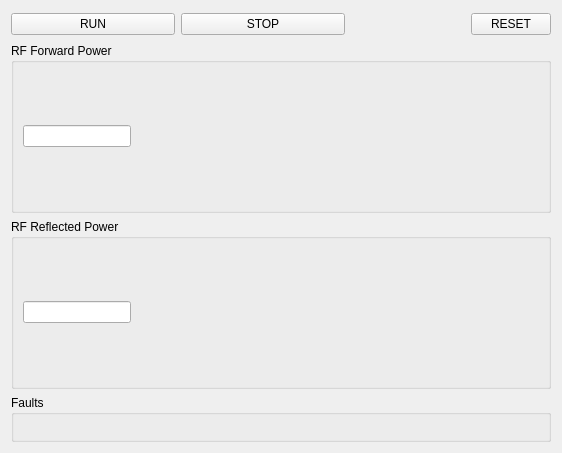
Before: the Qt Designer form rkAmpGAApp/op/ui/GA11242BW200.ui in slac-epics/rkAmpGA, drawn with Qt 5.
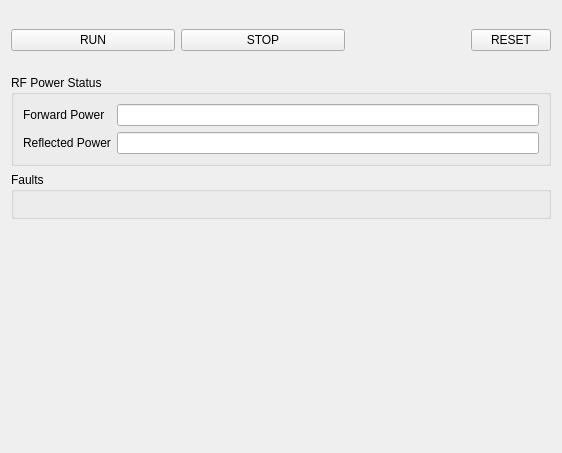
After: the same form once the commit is applied. Custom widgets are drawn as their Qt base class.

Commit message: FIX: forward power and reflected power are read-only

The edit to the form file:
```diff
--- a/rkAmpGAApp/op/ui/GA11242BW200.ui
+++ b/rkAmpGAApp/op/ui/GA11242BW200.ui
@@ -13,9 +13,15 @@
   <property name="windowTitle">
    <string>R&amp;K GA11424BW200-5757RP</string>
   </property>
-  <layout class="QVBoxLayout" name="verticalLayout" stretch="1,2,2,0">
+  <layout class="QVBoxLayout" name="verticalLayout" stretch="0,0,0,1">
    <item>
     <layout class="QHBoxLayout" name="horizontalLayout" stretch="2,2,0,1,0">
+     <property name="topMargin">
+      <number>16</number>
+     </property>
+     <property name="bottomMargin">
+      <number>16</number>
+     </property>
      <item>
       <widget class="PyDMPushButton" name="PyDMPushButton">
        <property name="toolTip">
@@ -125,66 +131,42 @@
    <item>
     <widget class="QGroupBox" name="horizontalGroupBox_2">
      <property name="title">
-      <string>RF Forward Power</string>
+      <string>RF Power Status</string>
      </property>
-     <layout class="QHBoxLayout" name="horizontalLayout_2" stretch="0,1">
-      <property name="sizeConstraint">
-       <enum>QLayout::SetDefaultConstraint</enum>
-      </property>
-      <item>
+     <layout class="QFormLayout" name="formLayout">
+      <item row="0" column="0">
+       <widget class="QLabel" name="label_2">
+        <property name="text">
+         <string>Forward Power</string>
+        </property>
+       </widget>
+      </item>
+      <item row="0" column="1">
        <widget class="PyDMLineEdit" name="PyDMLineEdit">
         <property name="toolTip">
          <string/>
         </property>
-        <property name="text">
-         <string/>
-        </property>
-        <property name="channel" stdset="0">
-         <string>ca://${P}SSSB_RF_OUT_PWR_SET</string>
-        </property>
-       </widget>
-      </item>
-      <item>
-       <widget class="PyDMScaleIndicator" name="PyDMScaleIndicator">
-        <property name="toolTip">
-         <string/>
-        </property>
-        <property name="showUnits" stdset="0">
+        <property name="readOnly">
          <bool>true</bool>
         </property>
         <property name="channel" stdset="0">
          <string>ca://${P}SSSB_RF_OUT_PWR</string>
         </property>
-        <property name="barIndicator" stdset="0">
-         <bool>false</bool>
+       </widget>
+      </item>
+      <item row="1" column="0">
+       <widget class="QLabel" name="label_3">
+        <property name="text">
+         <string>Reflected Power</string>
         </property>
        </widget>
       </item>
-     </layout>
-    </widget>
-   </item>
-   <item>
-    <widget class="QGroupBox" name="horizontalGroupBox_2">
-     <property name="title">
-      <string>RF Reflected Power</string>
-     </property>
-     <layout class="QHBoxLayout" name="horizontalLayout_3" stretch="0,1">
-      <item>
+      <item row="1" column="1">
        <widget class="PyDMLineEdit" name="PyDMLineEdit_2">
         <property name="toolTip">
          <string/>
         </property>
-        <property name="channel" stdset="0">
-         <string>ca://${P}SSSB_RF_RFLCT_PWR_SET</string>
-        </property>
-       </widget>
-      </item>
-      <item>
-       <widget class="PyDMScaleIndicator" name="PyDMScaleIndicator_2">
-        <property name="toolTip">
-         <string/>
-        </property>
-        <property name="showUnits" stdset="0">
+        <property name="readOnly">
          <bool>true</bool>
         </property>
         <property name="channel" stdset="0">
@@ -414,6 +396,19 @@
      </layout>
     </widget>
    </item>
+   <item>
+    <spacer name="verticalSpacer">
+     <property name="orientation">
+      <enum>Qt::Vertical</enum>
+     </property>
+     <property name="sizeHint" stdset="0">
+      <size>
+       <width>20</width>
+       <height>40</height>
+      </size>
+     </property>
+    </spacer>
+   </item>
   </layout>
  </widget>
  <customwidgets>
@@ -443,11 +438,6 @@
    <extends>QPushButton</extends>
    <header>pydm.widgets.pushbutton</header>
   </customwidget>
-  <customwidget>
-   <class>PyDMScaleIndicator</class>
-   <extends>QFrame</extends>
-   <header>pydm.widgets.scale</header>
-  </customwidget>
  </customwidgets>
  <resources/>
  <connections/>
```
Left out of the diff: 22 changed lines with no effect on the pictures. The commit also changes 3 other files.
